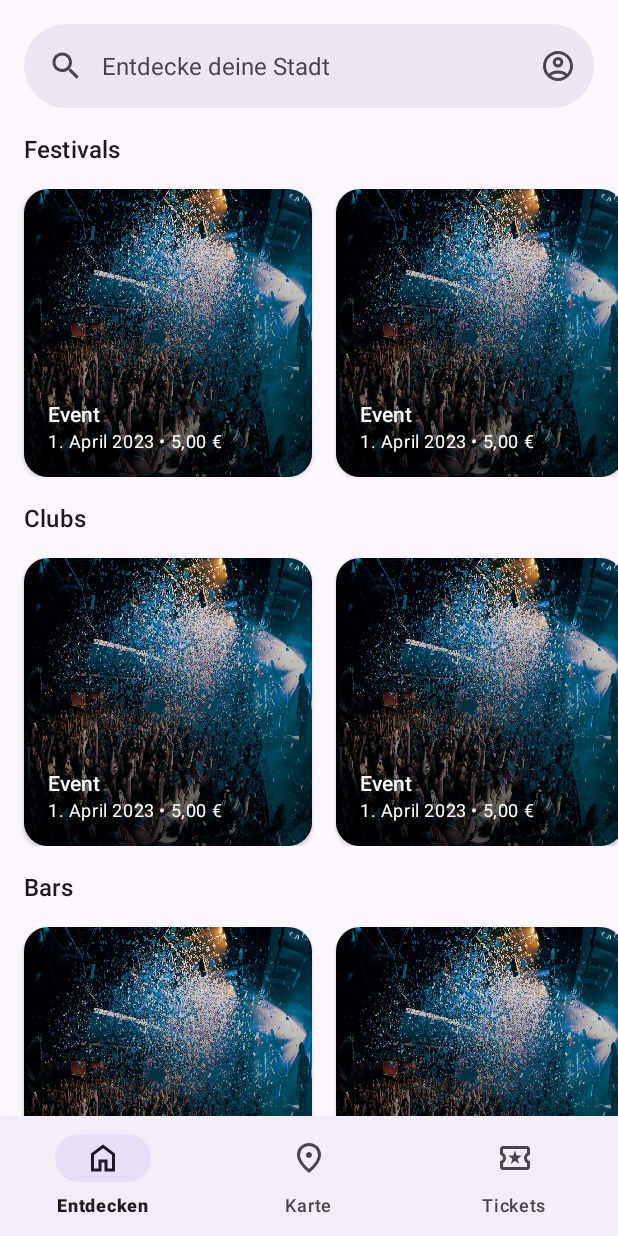
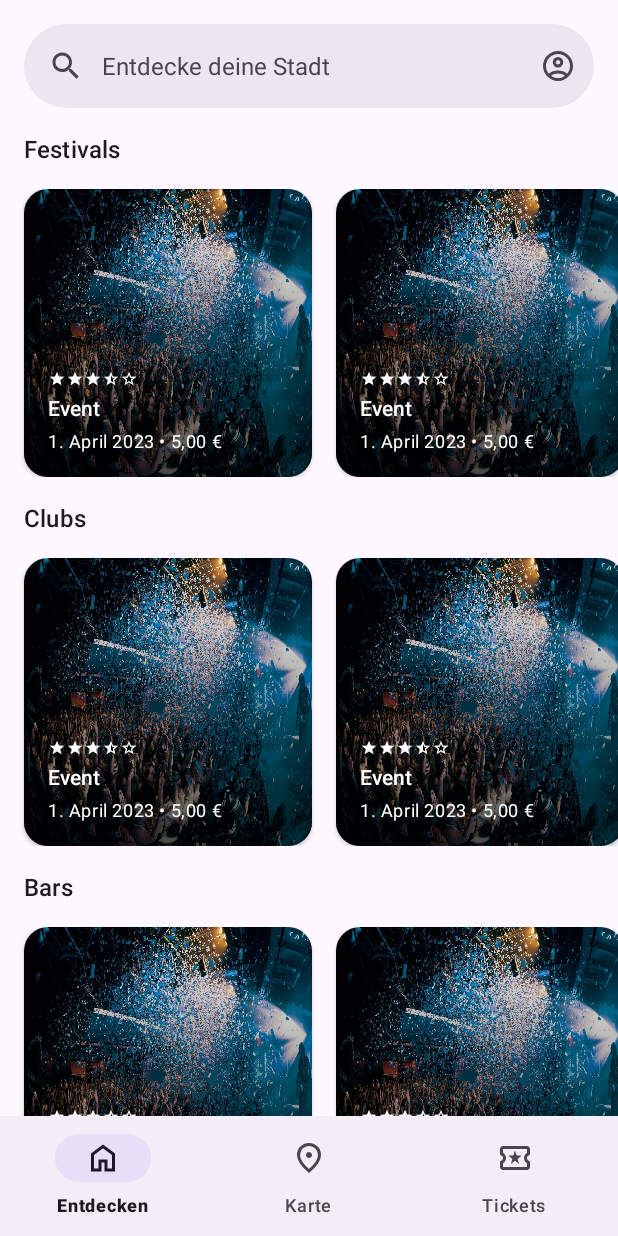
Before and after one commit to Sandlo/EventRadar, an Android app: the screen it shows after launch (MainActivity), on a phone screen of 412 x 824 dp. Run offline under Robolectric (Android 15) with nearby library versions, the phone set to English and light mode, and no system bars; our stand-ins replace navigation-ui.

Commit message:
Add rating display
Closes #6

```diff
--- a/app/src/main/java/com/example/eventradar/adapters/CategoryListAdapter.kt
+++ b/app/src/main/java/com/example/eventradar/adapters/CategoryListAdapter.kt
@@ -1,6 +1,5 @@
 package com.example.eventradar.adapters
 
-import android.annotation.SuppressLint
 import android.view.ViewGroup
 import androidx.recyclerview.widget.RecyclerView
 import android.view.View
@@ -9,11 +8,9 @@ import com.example.eventradar.R
 import android.view.LayoutInflater
 import androidx.recyclerview.widget.LinearLayoutManager
 import com.example.eventradar.data.CategoryListItem
-import com.example.eventradar.interfaces.RecyclerViewHelperInterface
 
 class CategoryListAdapter(
-    private val items: List<CategoryListItem>,
-    private val helperInterface: RecyclerViewHelperInterface
+    private val items: List<CategoryListItem>
     ) : RecyclerView.Adapter<CategoryListAdapter.ViewHolder>() {
 
     override fun onCreateViewHolder(
@@ -27,7 +24,6 @@ class CategoryListAdapter(
         )
     }
 
-    @SuppressLint("ClickableViewAccessibility")
     override fun onBindViewHolder(holder: ViewHolder, position: Int) {
         holder.title.text = items[position].title
         holder.list
@@ -36,7 +32,10 @@ class CategoryListAdapter(
             RecyclerView.HORIZONTAL,
             false
         )
-        holder.list.adapter = EventListAdapter(items[position].list, helperInterface)
+        holder.list.adapter = EventListAdapter(
+            items[position].list,
+            items[position].helperInterface
+        )
     }
 
     override fun getItemCount(): Int {
--- a/app/src/main/java/com/example/eventradar/adapters/EventListAdapter.kt
+++ b/app/src/main/java/com/example/eventradar/adapters/EventListAdapter.kt
@@ -7,12 +7,14 @@ import android.view.View
 import android.widget.TextView
 import com.example.eventradar.R
 import android.view.LayoutInflater
+import android.widget.ImageView
 import android.widget.RelativeLayout
-import com.example.eventradar.data.SimpleListItem
+import com.example.eventradar.data.EventListItem
 import com.example.eventradar.interfaces.RecyclerViewHelperInterface
+import kotlin.math.min
 
 class EventListAdapter(
-    private val items: List<SimpleListItem>,
+    private val items: List<EventListItem>,
     private val helperInterface: RecyclerViewHelperInterface
     ) : RecyclerView.Adapter<EventListAdapter.ViewHolder>() {
 
@@ -29,7 +31,8 @@ class EventListAdapter(
 
     @SuppressLint("ClickableViewAccessibility")
     override fun onBindViewHolder(holder: ViewHolder, position: Int) {
-        holder.frame.setBackgroundResource(items[position].icon)
+        holder.frame.setBackgroundResource(items[position].background)
+        fillStars(items[position].rating, holder.stars)
         holder.title.text = items[position].title
         holder.summary.text = items[position].summary
         holder.itemView.setOnClickListener { helperInterface.onItemClicked(holder.itemView, position) }
@@ -39,8 +42,27 @@ class EventListAdapter(
         return items.size
     }
 
+    private fun fillStars(rating: Float, stars: List<ImageView>) {
+        val filledStars = min(rating.toInt(), stars.size)
+        val hasHalfStar  = rating % 1 >= 0.5
+        for (star in stars) star.setImageResource(R.drawable.ic_small_star)
+        for (star in stars.subList(0, filledStars)) star.setImageResource(
+            R.drawable.ic_small_star_filled
+        )
+        if (hasHalfStar && filledStars < stars.size) stars[filledStars].setImageResource(
+            R.drawable.ic_small_star_half
+        )
+    }
+
     class ViewHolder(view: View) : RecyclerView.ViewHolder(view) {
         val frame: RelativeLayout = view.findViewById(R.id.frame)
+        val stars: List<ImageView> = listOf(
+            view.findViewById(R.id.first_star),
+            view.findViewById(R.id.second_star),
+            view.findViewById(R.id.third_star),
+            view.findViewById(R.id.fourth_star),
+            view.findViewById(R.id.fifth_star)
+        )
         val title: TextView = view.findViewById(R.id.title)
         val summary: TextView = view.findViewById(R.id.summary)
     }
--- a/app/src/main/java/com/example/eventradar/data/CategoryListItem.kt
+++ b/app/src/main/java/com/example/eventradar/data/CategoryListItem.kt
@@ -1,6 +1,9 @@
 package com.example.eventradar.data
 
+import com.example.eventradar.interfaces.RecyclerViewHelperInterface
+
 data class CategoryListItem(
-    val title: String = "",
-    val list: List<SimpleListItem> = listOf()
+    val title: String,
+    val list: List<EventListItem>,
+    val helperInterface: RecyclerViewHelperInterface
 )
--- /dev/null
+++ b/app/src/main/java/com/example/eventradar/data/EventListItem.kt
@@ -0,0 +1,8 @@
+package com.example.eventradar.data
+
+data class EventListItem(
+    val rating: Float,
+    val title: String,
+    val summary: String,
+    val background: Int
+)
--- a/app/src/main/java/com/example/eventradar/fragments/DiscoverFragment.kt
+++ b/app/src/main/java/com/example/eventradar/fragments/DiscoverFragment.kt
@@ -14,7 +14,7 @@ import com.example.eventradar.activities.EventActivity
 import com.example.eventradar.activities.MainActivity
 import com.example.eventradar.adapters.CategoryListAdapter
 import com.example.eventradar.data.CategoryListItem
-import com.example.eventradar.data.SimpleListItem
+import com.example.eventradar.data.EventListItem
 import com.example.eventradar.helpers.OutOfScopeDialog
 import com.example.eventradar.interfaces.RecyclerViewHelperInterface
 import com.google.android.material.search.SearchBar
@@ -38,7 +38,8 @@ class DiscoverFragment : Fragment(), RecyclerViewHelperInterface {
             }
         }
 
-        val dummyItem = SimpleListItem(
+        val dummyItem = EventListItem(
+            3.5f,
             "Event",
             "1. April 2023 • 5,00 €",
             R.drawable.elena_de_soto
@@ -49,12 +50,11 @@ class DiscoverFragment : Fragment(), RecyclerViewHelperInterface {
         firstRecyclerView.layoutManager = LinearLayoutManager(requireContext())
         firstRecyclerView.adapter = CategoryListAdapter(
             listOf(
-                CategoryListItem(resources.getString(R.string.festivals), dummyItems),
-                CategoryListItem(resources.getString(R.string.clubs), dummyItems),
-                CategoryListItem(resources.getString(R.string.bars), dummyItems),
-                CategoryListItem(resources.getString(R.string.food), dummyItems)
-            ),
-            this
+                CategoryListItem(resources.getString(R.string.festivals), dummyItems, this),
+                CategoryListItem(resources.getString(R.string.clubs), dummyItems, this),
+                CategoryListItem(resources.getString(R.string.bars), dummyItems, this),
+                CategoryListItem(resources.getString(R.string.food), dummyItems, this)
+            )
         )
 
         return root
--- /dev/null
+++ b/app/src/main/res/drawable/ic_small_star.xml
@@ -0,0 +1,9 @@
+<vector xmlns:android="http://schemas.android.com/apk/res/android"
+    android:width="20dp"
+    android:height="20dp"
+    android:viewportWidth="960"
+    android:viewportHeight="960">
+  <path
+      android:fillColor="#FF000000"
+      android:pathData="m352,715 l128,-76 129,76 -34,-144 111,-95 -147,-13 -59,-137 -59,137 -147,13 112,95 -34,144ZM243,864l63,-266L96,419l276,-24 108,-251 108,252 276,23 -210,179 63,266 -237,-141L243,864ZM480,531Z"/>
+</vector>
--- /dev/null
+++ b/app/src/main/res/drawable/ic_small_star_filled.xml
@@ -0,0 +1,9 @@
+<vector xmlns:android="http://schemas.android.com/apk/res/android"
+    android:width="20dp"
+    android:height="20dp"
+    android:viewportWidth="960"
+    android:viewportHeight="960">
+  <path
+      android:fillColor="#FF000000"
+      android:pathData="m243,864 l63,-266L96,419l276,-24 108,-251 108,252 276,23 -210,179 63,266 -237,-141L243,864Z"/>
+</vector>
--- /dev/null
+++ b/app/src/main/res/drawable/ic_small_star_half.xml
@@ -0,0 +1,9 @@
+<vector xmlns:android="http://schemas.android.com/apk/res/android"
+    android:width="20dp"
+    android:height="20dp"
+    android:viewportWidth="960"
+    android:viewportHeight="960">
+  <path
+      android:fillColor="#FF000000"
+      android:pathData="m480,639 l129,76 -34,-144 111,-95 -147,-13 -59,-137v313ZM243,864l63,-266L96,419l276,-24 108,-251 108,252 276,23 -210,179 63,266 -237,-141L243,864Z"/>
+</vector>
--- a/app/src/main/res/layout/list_item_event.xml
+++ b/app/src/main/res/layout/list_item_event.xml
@@ -21,10 +21,54 @@
             android:layout_height="match_parent"
             android:background="?selectableItemBackground" />
 
+        <LinearLayout
+            android:layout_width="wrap_content"
+            android:layout_height="wrap_content"
+            android:layout_above="@id/title"
+            android:layout_marginBottom="@dimen/quarter_padding"
+            android:paddingHorizontal="@dimen/full_padding">
+
+            <ImageView
+                android:id="@+id/first_star"
+                android:layout_width="@dimen/star_size"
+                android:layout_height="@dimen/star_size"
+                android:contentDescription="@null"
+                app:tint="@android:color/white" />
+
+            <ImageView
+                android:id="@+id/second_star"
+                android:layout_width="@dimen/star_size"
+                android:layout_height="@dimen/star_size"
+                android:contentDescription="@null"
+                app:tint="@android:color/white" />
+
+            <ImageView
+                android:id="@+id/third_star"
+                android:layout_width="@dimen/star_size"
+                android:layout_height="@dimen/star_size"
+                android:contentDescription="@null"
+                app:tint="@android:color/white" />
+
+            <ImageView
+                android:id="@+id/fourth_star"
+                android:layout_width="@dimen/star_size"
+                android:layout_height="@dimen/star_size"
+                android:contentDescription="@null"
+                app:tint="@android:color/white" />
+
+            <ImageView
+                android:id="@+id/fifth_star"
+                android:layout_width="@dimen/star_size"
+                android:layout_height="@dimen/star_size"
+                android:contentDescription="@null"
+                app:tint="@android:color/white" />
+        </LinearLayout>
+
         <TextView
             android:id="@+id/title"
             android:layout_width="wrap_content"
             android:layout_height="wrap_content"
+            android:layout_marginBottom="@dimen/quarter_padding"
             android:textAppearance="@style/TextAppearance.Material3.TitleSmall"
             android:textColor="@android:color/white"
             android:layout_above="@id/summary"
@@ -35,11 +79,11 @@
             android:id="@+id/summary"
             android:layout_width="wrap_content"
             android:layout_height="wrap_content"
+            android:layout_marginBottom="@dimen/full_padding"
             android:textAppearance="@style/TextAppearance.Material3.BodySmall"
             android:textColor="@android:color/white"
             android:layout_alignParentBottom="true"
             android:paddingHorizontal="@dimen/full_padding"
-            android:paddingBottom="@dimen/full_padding"
             android:textIsSelectable="false" />
     </RelativeLayout>
 </androidx.cardview.widget.CardView>
--- a/app/src/main/res/values/dimens.xml
+++ b/app/src/main/res/values/dimens.xml
@@ -1,7 +1,9 @@
 <?xml version="1.0" encoding="utf-8"?>
 <resources>
+    <dimen name="quarter_padding">4dp</dimen>
     <dimen name="half_padding">8dp</dimen>
     <dimen name="full_padding">16dp</dimen>
     <dimen name="padding_7">88dp</dimen>
     <dimen name="padding_8">128dp</dimen>
+    <dimen name="star_size">12dp</dimen>
 </resources>
```
